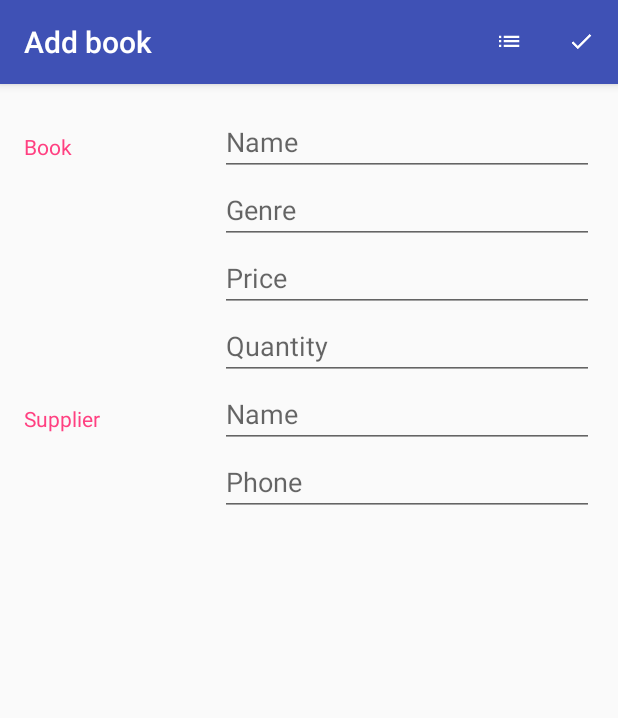
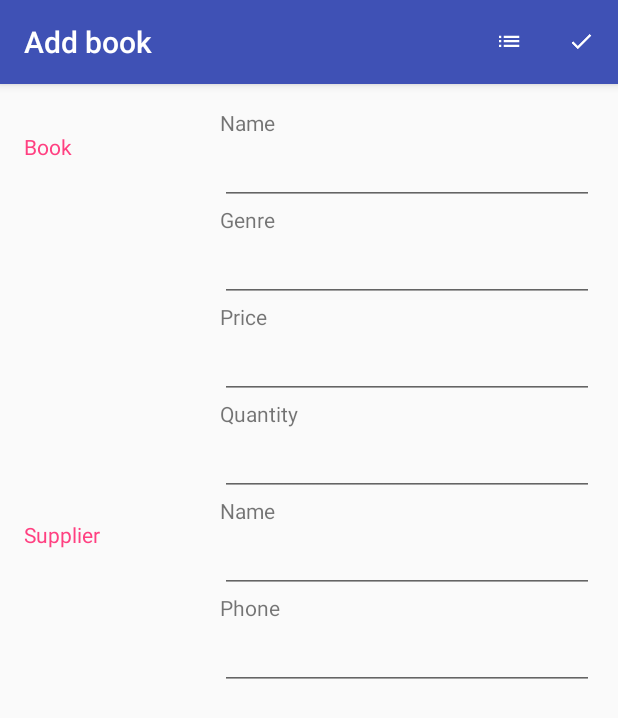
Before and after one commit to phdabel/bookstore, an Android app: the screen it shows after launch (MainActivity), after a tap on an icon or button, on a phone screen of 412 x 824 dp. Shown: the top 718 px of the screen. Run offline under Robolectric (Android 15) with nearby library versions, the phone set to English and light mode, and no system bars; our stand-ins replace ButterKnife.

Commit message:
editor fragment refactor - test-1

```diff
--- a/app/src/main/AndroidManifest.xml
+++ b/app/src/main/AndroidManifest.xml
@@ -4,7 +4,6 @@
 
     <uses-permission android:name="android.permission.CALL_PHONE" />
     <uses-feature android:name="android.hardware.telephony" android:required="false" />
-
 
     <application
         android:allowBackup="true"
--- a/app/src/main/java/abelcorrea/com/br/bookstore/fragments/EditorFragment.java
+++ b/app/src/main/java/abelcorrea/com/br/bookstore/fragments/EditorFragment.java
@@ -20,6 +20,7 @@ import android.support.v4.content.Loader;
 import android.support.v7.app.AlertDialog;
 import android.text.InputFilter;
 import android.text.TextUtils;
+import android.util.Log;
 import android.view.LayoutInflater;
 import android.view.Menu;
 import android.view.MenuInflater;
@@ -44,6 +45,7 @@ import butterknife.ButterKnife;
  */
 public class EditorFragment extends Fragment implements LoaderManager.LoaderCallbacks<Cursor> {
 
+    private static final String LOG_TAG = EditorFragment.class.getSimpleName();
 
     private static final int CALL_SUPPLIER_PHONE = 0;
 
@@ -108,6 +110,7 @@ public class EditorFragment extends Fragment implements LoaderManager.LoaderCall
         if (currentUri == null) viewMode = false;
         else if (getArguments() != null)
             this.viewMode = Boolean.parseBoolean(getArguments().getString("viewMode"));
+        else this.viewMode = true;
 
         View view = inflater.inflate(R.layout.fragment_editor, container, false);
 
@@ -125,18 +128,18 @@ public class EditorFragment extends Fragment implements LoaderManager.LoaderCall
             @Override
             public void onClick(View v) {
 
-                Intent intent = new Intent(Intent.ACTION_DIAL,Uri.parse("tel:" + phoneEditText.getText()));
+                Intent intent = new Intent(Intent.ACTION_DIAL, Uri.parse("tel:" + phoneEditText.getText()));
                 if (ActivityCompat.checkSelfPermission(getContext(), Manifest.permission.CALL_PHONE) != PackageManager.PERMISSION_GRANTED) {
                     String[] permissions = {Manifest.permission.CALL_PHONE};
                     ActivityCompat.requestPermissions(getActivity(), permissions, CALL_SUPPLIER_PHONE);
-                }
-                getContext().startActivity(intent);
+                    phoneImageButton.callOnClick();
+                } else
+                    getContext().startActivity(intent);
             }
         });
 
         InputFilter[] filters = {new CurrencyInputFilter()};
         priceEditText.setFilters(filters);
-
 
         nameEditText.setOnTouchListener(listener);
         genreEditText.setOnTouchListener(listener);
@@ -146,6 +149,7 @@ public class EditorFragment extends Fragment implements LoaderManager.LoaderCall
         phoneEditText.setOnTouchListener(listener);
 
         if (viewMode) {
+
             phoneImageButton.setVisibility(View.VISIBLE);
             nameEditText.setEnabled(false);
             genreEditText.setEnabled(false);
@@ -155,7 +159,7 @@ public class EditorFragment extends Fragment implements LoaderManager.LoaderCall
             phoneEditText.setEnabled(false);
             quantityDownButton.setVisibility(View.VISIBLE);
             quantityUpButton.setVisibility(View.VISIBLE);
-        } else if(!viewMode || currentUri == null) {
+        } else if (!viewMode || currentUri == null) {
             phoneImageButton.setVisibility(View.GONE);
             nameEditText.setEnabled(true);
             genreEditText.setEnabled(true);
@@ -173,11 +177,11 @@ public class EditorFragment extends Fragment implements LoaderManager.LoaderCall
         if (currentUri == null) {
             getActivity().setTitle(getString(R.string.add_book_title));
             getActivity().invalidateOptionsMenu();
-        } else if(currentUri != null && viewMode){
+        } else if (currentUri != null && viewMode) {
             getActivity().setTitle(getString(R.string.detail_book_title));
             LoaderManager loaderManager = getLoaderManager();
             loaderManager.initLoader(EXISTING_ITEM_LOADER, null, this);
-        } else if(currentUri != null && !viewMode){
+        } else if (currentUri != null && !viewMode) {
             getActivity().setTitle(getString(R.string.edit_book_title));
             LoaderManager loaderManager = getLoaderManager();
             loaderManager.initLoader(EXISTING_ITEM_LOADER, null, this);
@@ -194,9 +198,9 @@ public class EditorFragment extends Fragment implements LoaderManager.LoaderCall
     }
 
     public void onCreateOptionsMenu(Menu menu, MenuInflater inflater) {
-        if(!viewMode || currentUri == null){
+        if (!viewMode || currentUri == null) {
             inflater.inflate(R.menu.menu_edit, menu);
-        }else
+        } else
             inflater.inflate(R.menu.menu_view, menu);
         if (currentUri == null) {
             MenuItem menuItem = menu.findItem(R.id.action_delete);
@@ -272,9 +276,9 @@ public class EditorFragment extends Fragment implements LoaderManager.LoaderCall
 
     @Override
     public boolean onOptionsItemSelected(MenuItem item) {
+        Bundle bundle = new Bundle();
         switch (item.getItemId()) {
             case R.id.action_edit:
-                Bundle bundle = new Bundle();
                 bundle.putString("viewMode", "0");
                 EditorFragment fragment = new EditorFragment();
                 fragment.setArguments(bundle);
@@ -284,6 +288,7 @@ public class EditorFragment extends Fragment implements LoaderManager.LoaderCall
                 return true;
             case R.id.action_save:
                 saveItem();
+                bundle.putString("viewMode", "1");
                 getActivity().getIntent().setData(currentUri);
                 getFragmentManager().beginTransaction().
                         replace(R.id.frame_layout, new EditorFragment()).commit();
@@ -298,7 +303,7 @@ public class EditorFragment extends Fragment implements LoaderManager.LoaderCall
         return super.onOptionsItemSelected(item);
     }
 
-    private final void viewInventory(){
+    private final void viewInventory() {
         if (mItemHasChanged) showUnsavedChangesDialog(discardButon);
         else {
             getActivity().getIntent().setData(null);
--- a/app/src/main/res/layout/fragment_editor.xml
+++ b/app/src/main/res/layout/fragment_editor.xml
@@ -17,40 +17,67 @@
             android:orientation="horizontal">
 
             <TextView
-                android:text="@string/book_section_label"
-                style="@style/ItemStyle" />
+                style="@style/ItemStyle"
+                android:text="@string/book_section_label" />
 
             <LinearLayout
                 android:layout_width="0dp"
                 android:layout_height="wrap_content"
                 android:layout_weight="2"
-                android:paddingLeft="4dp"
-                android:orientation="vertical">
+                android:orientation="vertical"
+                android:paddingLeft="4dp">
+
+                <TextView
+                    android:id="@+id/name_text_view"
+                    android:layout_width="wrap_content"
+                    android:layout_height="wrap_content"
+                    android:text="@string/name_edit_text"
+                    android:visibility="visible" />
 
                 <EditText
                     android:id="@+id/name_edit_text"
-                    android:hint="@string/name_edit_text"
-                    android:inputType="textCapWords"
-                    style="@style/EditorFieldStyle" />
+                    style="@style/EditorFieldStyle"
+                    android:inputType="textCapWords" />
+
+                <TextView
+                    android:id="@+id/genre_text_view"
+                    android:layout_width="wrap_content"
+                    android:layout_height="wrap_content"
+                    android:text="@string/genre_edit_text"
+                    android:visibility="visible" />
+
 
                 <EditText
                     android:id="@+id/genre_edit_text"
-                    android:hint="@string/genre_edit_text"
+                    style="@style/EditorFieldStyle"
                     android:inputType="textCapWords"
-                    android:lines="5"
-                    style="@style/EditorFieldStyle" />
+                    android:lines="5" />
+
+                <TextView
+                    android:id="@+id/price_text_view"
+                    android:layout_width="wrap_content"
+                    android:layout_height="wrap_content"
+                    android:text="@string/price_edit_text"
+                    android:visibility="visible" />
 
                 <EditText
                     android:id="@+id/price_edit_text"
-                    android:hint="@string/price_edit_text"
-                    android:inputType="numberDecimal"
-                    style="@style/EditorFieldStyle" />
+
+                    style="@style/EditorFieldStyle"
+                    android:inputType="numberDecimal" />
+
+                <TextView
+                    android:id="@+id/quantity_text_view"
+                    android:layout_width="wrap_content"
+                    android:layout_height="wrap_content"
+                    android:text="@string/quantity_edit_text"
+                    android:visibility="visible" />
 
                 <EditText
                     android:id="@+id/quantity_edit_text"
-                    android:hint="@string/quantity_edit_text"
-                    android:inputType="number"
-                    style="@style/EditorFieldStyle" />
+
+                    style="@style/EditorFieldStyle"
+                    android:inputType="number" />
 
                 <LinearLayout
                     android:layout_width="wrap_content"
@@ -59,17 +86,17 @@
 
                     <ImageButton
                         android:id="@+id/quantity_down_image_button"
-                        android:src="@drawable/ic_remove"
                         android:layout_width="wrap_content"
                         android:layout_height="wrap_content"
-                        android:visibility="visible"/>
+                        android:src="@drawable/ic_remove"
+                        android:visibility="visible" />
 
                     <ImageButton
                         android:id="@+id/quantity_up_image_button"
                         android:layout_width="wrap_content"
                         android:layout_height="wrap_content"
                         android:src="@drawable/ic_add"
-                        android:visibility="visible"/>
+                        android:visibility="visible" />
 
                 </LinearLayout>
 
@@ -83,21 +110,34 @@
             android:orientation="horizontal">
 
             <TextView
-                android:text="@string/supplier_section_label"
-                style="@style/ItemStyle" />
+                style="@style/ItemStyle"
+                android:text="@string/supplier_section_label" />
 
             <LinearLayout
                 android:layout_width="0dp"
                 android:layout_height="wrap_content"
                 android:layout_weight="2"
-                android:paddingLeft="4dp"
-                android:orientation="vertical">
+                android:orientation="vertical"
+                android:paddingLeft="4dp">
+
+                <TextView
+                    android:id="@+id/supplier_name_text_view"
+                    android:layout_width="wrap_content"
+                    android:layout_height="wrap_content"
+                    android:text="@string/name_edit_text"
+                    android:visibility="visible" />
 
                 <EditText
                     android:id="@+id/supplier_name_edit_text"
-                    android:hint="@string/name_edit_text"
-                    android:inputType="textCapWords"
-                    style="@style/EditorFieldStyle" />
+                    style="@style/EditorFieldStyle"
+                    android:inputType="textCapWords" />
+
+                <TextView
+                    android:id="@+id/phone_text_view"
+                    android:layout_width="wrap_content"
+                    android:layout_height="wrap_content"
+                    android:text="@string/phone_edit_text"
+                    android:visibility="visible" />
 
                 <LinearLayout
                     android:layout_width="match_parent"
@@ -108,15 +148,14 @@
                         android:id="@+id/supplier_phone_edit_text"
                         style="@style/EditorFieldStyle"
                         android:layout_weight="1"
-                        android:hint="@string/phone_edit_text"
                         android:inputType="phone" />
 
                     <ImageButton
                         android:id="@+id/supplier_phone_image_button"
-                        android:layout_weight="0.2"
                         android:layout_width="wrap_content"
                         android:layout_height="wrap_content"
                         android:layout_gravity="fill_horizontal"
+                        android:layout_weight="0.2"
                         android:src="@drawable/ic_call"
                         android:visibility="visible" />
 
```
